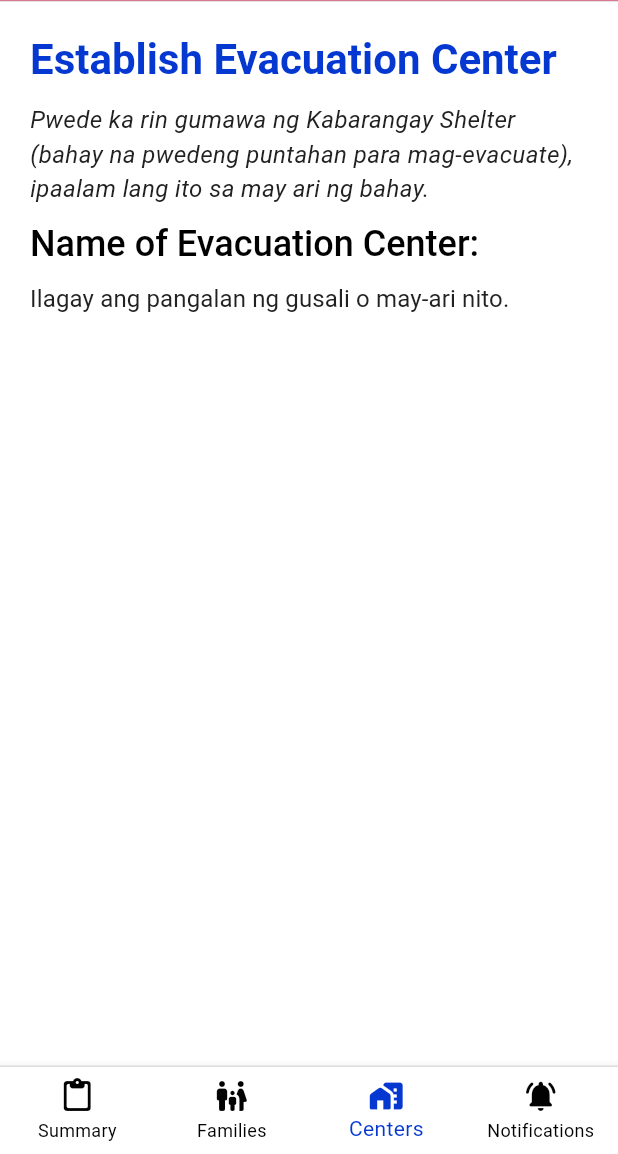
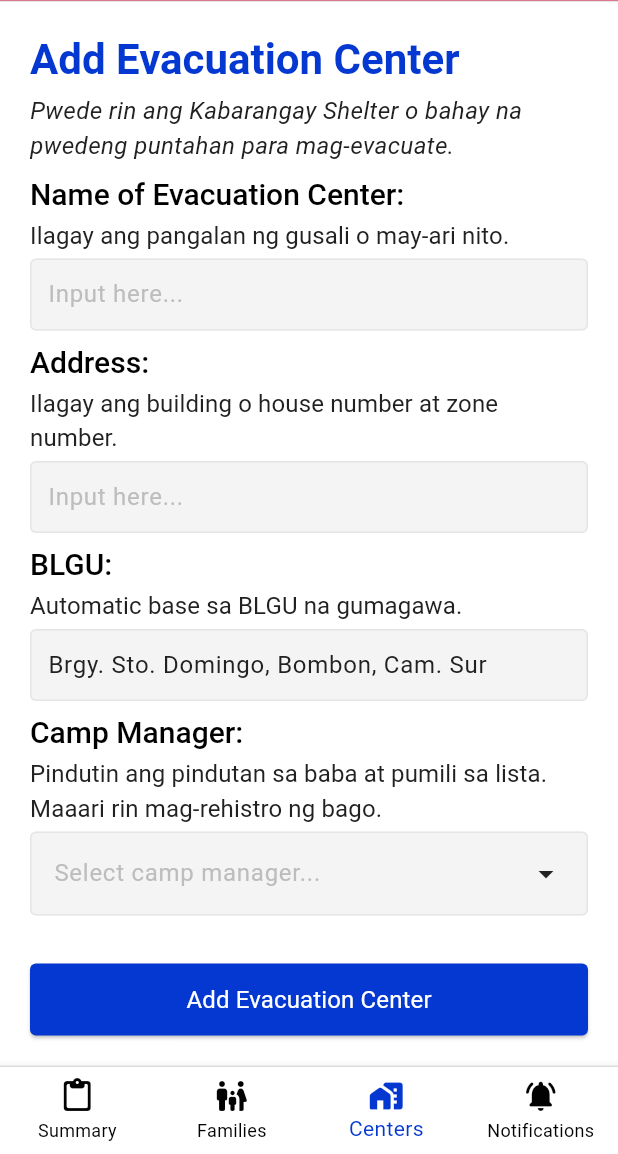
Before and after one commit to madaanoy/EvacuAid, a Flutter app: the BlguCreateEvacCenter screen opened by its route, on a phone screen of 412 x 824 dp, the part 82-1236 px from its top. Run offline on Flutter 3.47's test engine with Material 3 defaults, Android fonts, the light colour scheme and no system bars; our stand-ins replace go_router.

Commit message:
[EVA-58]
Developed UI of Establish Evacuation Screen

```diff
--- a/evacuaid/lib/main.dart
+++ b/evacuaid/lib/main.dart
@@ -55,7 +55,10 @@
           error: Color(0xffff3333),
           onError: Colors.white,
           surface: Colors.white,
-          onSurface: Color(0xff212121)
+          onSurface: Color(0xff212121),
+          outline: Color(0xffE5E5E5),
+          surfaceContainer: Color(0xffF4F4F4),
+          surfaceContainerLow: Color(0xffBDBDBD)
         ),
         textTheme: TextTheme(
           headlineSmall: TextStyle(
@@ -64,7 +67,7 @@
             fontWeight: FontWeight.bold
           ),
           titleLarge: TextStyle(
-            fontSize: 24,
+            fontSize: 20,
             color: Color(0xff000000),
             fontWeight: FontWeight.w500
           ),
--- a/evacuaid/lib/screens/blguCreateEvacCenter.dart
+++ b/evacuaid/lib/screens/blguCreateEvacCenter.dart
@@ -1,6 +1,9 @@
+import 'package:evacuaid/widgets/CustomButton.dart';
+import 'package:evacuaid/widgets/CustomTextInput.dart';
 import 'package:flutter/material.dart';
 import '../widgets/BlguNavbar.dart';
 import '../widgets/MainAppBar.dart';
+import '../widgets/CustomDropDown.dart';
 
 class BlguCreateEvacCenter extends StatelessWidget {
   const BlguCreateEvacCenter({super.key});
@@ -12,17 +15,21 @@ class BlguCreateEvacCenter extends StatelessWidget {
       body: Container(
         padding: EdgeInsets.all(20),
         child: Column(
-          spacing: 10,
+          spacing: 8,
           crossAxisAlignment: CrossAxisAlignment.start,
           children: [
+            Column(
+              crossAxisAlignment: CrossAxisAlignment.start,
+              spacing: 4,
+              children: [
                 Text(
-              'Establish Evacuation Center',
+                  'Add Evacuation Center',
                   style: Theme.of(context).textTheme.headlineSmall!.copyWith(
                     color: Theme.of(context).colorScheme.primary,
                   ),
                 ),
                 Text(
-              'Pwede ka rin gumawa ng Kabarangay Shelter (bahay na pwedeng puntahan para mag-evacuate), ipaalam lang ito sa may ari ng bahay.',
+                  'Pwede rin ang Kabarangay Shelter o bahay na pwedeng puntahan para mag-evacuate.',
                   style: TextStyle(
                     fontSize: 16,
                     color: Color(0xff212121),
@@ -30,6 +37,12 @@ class BlguCreateEvacCenter extends StatelessWidget {
                     fontStyle: FontStyle.italic,
                   ),
                 ),
+              ],
+            ),
+            Column(
+              crossAxisAlignment: CrossAxisAlignment.start,
+              spacing: 4,
+              children: [
                 Text(
                   'Name of Evacuation Center:',
                   style: Theme.of(context).textTheme.titleLarge,
@@ -38,6 +51,79 @@ class BlguCreateEvacCenter extends StatelessWidget {
                   'Ilagay ang pangalan ng gusali o may-ari nito.',
                   style: Theme.of(context).textTheme.titleSmall,
                 ),
+                CustomTextInput(),
+              ],
+            ),
+            Column(
+              crossAxisAlignment: CrossAxisAlignment.start,
+              spacing: 4,
+              children: [
+                Text('Address:', style: Theme.of(context).textTheme.titleLarge),
+                Text(
+                  'Ilagay ang building o house number at zone number.',
+                  style: Theme.of(context).textTheme.titleSmall,
+                ),
+                CustomTextInput(),
+              ],
+            ),
+            Column(
+              crossAxisAlignment: CrossAxisAlignment.start,
+              spacing: 4,
+              children: [
+                Text('BLGU:', style: Theme.of(context).textTheme.titleLarge),
+                Text(
+                  'Automatic base sa BLGU na gumagawa.',
+                  style: Theme.of(context).textTheme.titleSmall,
+                ),
+                // TO-ALTER: Automatic based on LGU
+                SizedBox(
+                  height: 48,
+                  child: TextField(
+                    style: TextStyle(fontSize: 16, height: 3),
+                    textAlignVertical: TextAlignVertical.center,
+                    decoration: InputDecoration(
+                      contentPadding: EdgeInsets.fromLTRB(8, 0, 8, 0),
+                      isCollapsed: true,
+                      hintText: 'Brgy. Sto. Domingo, Bombon, Cam. Sur',
+                      hintStyle: TextStyle(
+                        color:
+                            Theme.of(context).colorScheme.onSurface,
+                      ),
+                      filled: true,
+                      fillColor: Theme.of(context).colorScheme.surfaceContainer,
+                      focusedBorder: OutlineInputBorder(
+                        borderSide: BorderSide(
+                          color: Theme.of(context).colorScheme.onSurface,
+                        ),
+                      ),
+                      enabledBorder: OutlineInputBorder(
+                        borderSide: BorderSide(
+                          width: 1,
+                          color: Theme.of(context).colorScheme.outline,
+                        ),
+                      ),
+                    ),
+                  ),
+                ),
+              ],
+            ),
+            Column(
+              crossAxisAlignment: CrossAxisAlignment.start,
+              spacing: 4,
+              children: [
+                Text(
+                  'Camp Manager:',
+                  style: Theme.of(context).textTheme.titleLarge,
+                ),
+                Text(
+                  'Pindutin ang pindutan sa baba at pumili sa lista. Maaari rin mag-rehistro ng bago.',
+                  style: Theme.of(context).textTheme.titleSmall,
+                ),
+                // TO-ALTER: Automatic based on LGU
+                CustomDropDown(),
+              ],
+            ),
+            CustomButton(),
           ],
         ),
       ),
--- a/evacuaid/lib/widgets/BlguNavbar.dart
+++ b/evacuaid/lib/widgets/BlguNavbar.dart
@@ -1,6 +1,4 @@
 import 'package:flutter/material.dart';
-import 'package:provider/provider.dart';
-import '../controller/BlguNavigationController.dart';
 import 'package:go_router/go_router.dart';
 
 class BlguNavbar extends StatelessWidget {
--- /dev/null
+++ b/evacuaid/lib/widgets/CustomButton.dart
@@ -0,0 +1,31 @@
+import 'package:flutter/material.dart';
+
+class CustomButton extends StatelessWidget {
+  const CustomButton({super.key});
+
+  @override
+  Widget build(BuildContext context) {
+    return Expanded(
+      child: Align(
+        alignment: Alignment.bottomCenter,
+        child: SizedBox(
+          height: 48,
+          width: double.infinity,
+          child: ElevatedButton(
+            onPressed: () => {},
+            style: ElevatedButton.styleFrom(
+              backgroundColor: Theme.of(context).colorScheme.primary,
+              shape: RoundedRectangleBorder(
+                borderRadius: BorderRadius.circular(4)
+              ),
+            ),
+            child: Text(
+              'Add Evacuation Center',
+              style: Theme.of(context).textTheme.titleSmall!.copyWith(color: Theme.of(context).colorScheme.onPrimary)
+              ),
+            ),
+        ),
+      ),
+    );
+  }
+}
--- /dev/null
+++ b/evacuaid/lib/widgets/CustomDropDown.dart
@@ -0,0 +1,44 @@
+import 'dart:collection';
+import 'package:flutter/material.dart';
+
+const List<String> list = <String>['Add Camp Manager'];
+
+class CustomDropDown extends StatefulWidget {
+  const CustomDropDown({super.key});
+
+  @override
+  State<CustomDropDown> createState() => _CustomDropDownState();
+}
+
+typedef MenuEntry = DropdownMenuEntry<String>;
+
+class _CustomDropDownState extends State<CustomDropDown> {
+  static final List<MenuEntry> menuEntries = UnmodifiableListView<MenuEntry>(
+    list.map<MenuEntry>((String name) => MenuEntry(value: name, label: name)),
+  );
+  String dropdownValue = list.first;
+  @override
+  Widget build(BuildContext context) {
+    return DropdownMenu<String>(
+      expandedInsets: EdgeInsets.zero,
+      inputDecorationTheme: InputDecorationTheme(
+        filled: true,
+        fillColor: Theme.of(context).colorScheme.surfaceContainer,
+        enabledBorder: OutlineInputBorder(
+          borderSide: BorderSide(color: Theme.of(context).colorScheme.outline),
+        ),
+        border: OutlineInputBorder(borderRadius: BorderRadius.circular(4)),
+        hintStyle: TextStyle(
+          color: Theme.of(context).colorScheme.surfaceContainerLow,
+        ),
+      ),
+      hintText: 'Select camp manager...',
+      onSelected: (String? value) {
+        setState(() {
+          dropdownValue = value!;
+        });
+      },
+      dropdownMenuEntries: menuEntries,
+    );
+  }
+}
--- /dev/null
+++ b/evacuaid/lib/widgets/CustomTextInput.dart
@@ -0,0 +1,33 @@
+import 'package:flutter/material.dart';
+
+class CustomTextInput extends StatelessWidget {
+  const CustomTextInput({super.key});
+
+  @override
+  Widget build(BuildContext context) {
+    return SizedBox(
+      height: 48,
+      child: TextField(
+        style: TextStyle(fontSize: 16, height: 3),
+        textAlignVertical: TextAlignVertical.center,
+        decoration: InputDecoration(
+          contentPadding: EdgeInsets.fromLTRB(8, 0, 8, 0),
+          isCollapsed: true,
+          hintText: 'Input here...',
+          hintStyle: TextStyle(color: Theme.of(context).colorScheme.surfaceContainerLow),
+          filled: true,
+          fillColor: Theme.of(context).colorScheme.surfaceContainer,
+          focusedBorder: OutlineInputBorder(
+            borderSide: BorderSide(color: Theme.of(context).colorScheme.onSurface)
+          ),
+          enabledBorder: OutlineInputBorder(
+            borderSide: BorderSide(
+              width: 1,
+              color: Theme.of(context).colorScheme.outline
+            )
+          )
+        ),
+      ),
+    );
+  }
+}
--- a/evacuaid/lib/widgets/MainAppBar.dart
+++ b/evacuaid/lib/widgets/MainAppBar.dart
@@ -24,9 +24,8 @@ class MainAppBar extends StatelessWidget implements PreferredSizeWidget {
       ),
       bottom: PreferredSize(
         preferredSize: const Size.fromHeight(4.0),
-        child: Container(color: Color(0xffE5E5E5), height: 1),
-      ),
-    );
+        child: Container(color: Theme.of(context).colorScheme.outline, height: 1),
+    ));
   }
 
   @override
```
Lines whose indentation alone changed are shown as unchanged.
